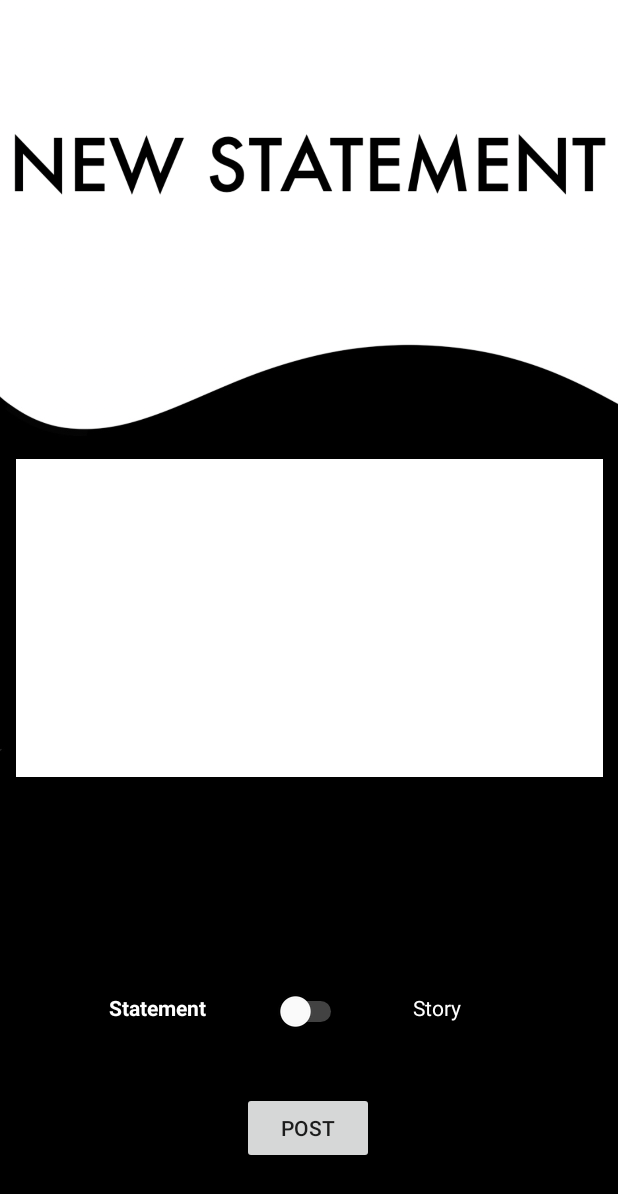
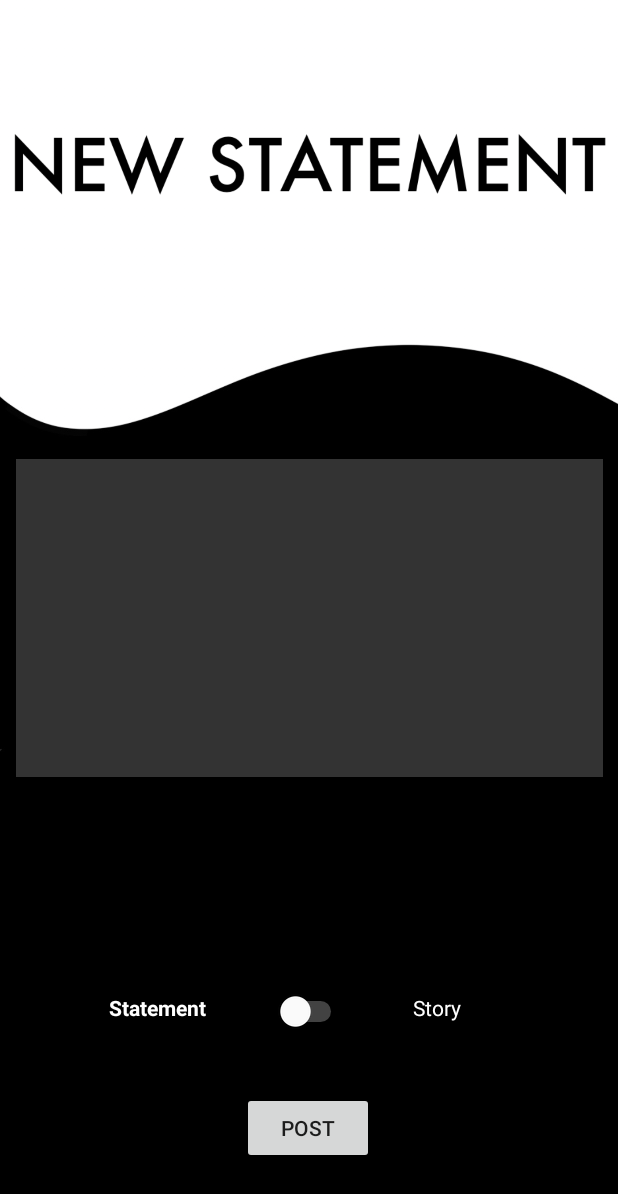
Before and after one commit to jona0906/MeinJavaUniprojekt, an Android app: the NewPostActivity screen opened directly, with no data from a screen before it, on a phone screen of 412 x 824 dp. Shown: the top 1194 px of the screen. Run offline under Robolectric (Android 15) with nearby library versions, the phone set to English and light mode, and no system bars.

```diff
--- a/app/src/main/res/layout/activity_new_post.xml
+++ b/app/src/main/res/layout/activity_new_post.xml
@@ -23,13 +23,13 @@
         android:id="@+id/newPost"
         android:layout_width="391dp"
         android:layout_height="212dp"
-        android:backgroundTint="#FFFFFF"
+        android:backgroundTint="#333333"
         android:ems="10"
         android:background="#FFFFFF"
         android:gravity="start|top"
         android:inputType="textMultiLine"
         android:maxLength="180"
-        android:textColor="@color/black"
+        android:textColor="#FFFFFF"
         app:layout_constraintBottom_toBottomOf="parent"
         app:layout_constraintEnd_toEndOf="parent"
         app:layout_constraintStart_toStartOf="parent"
```
